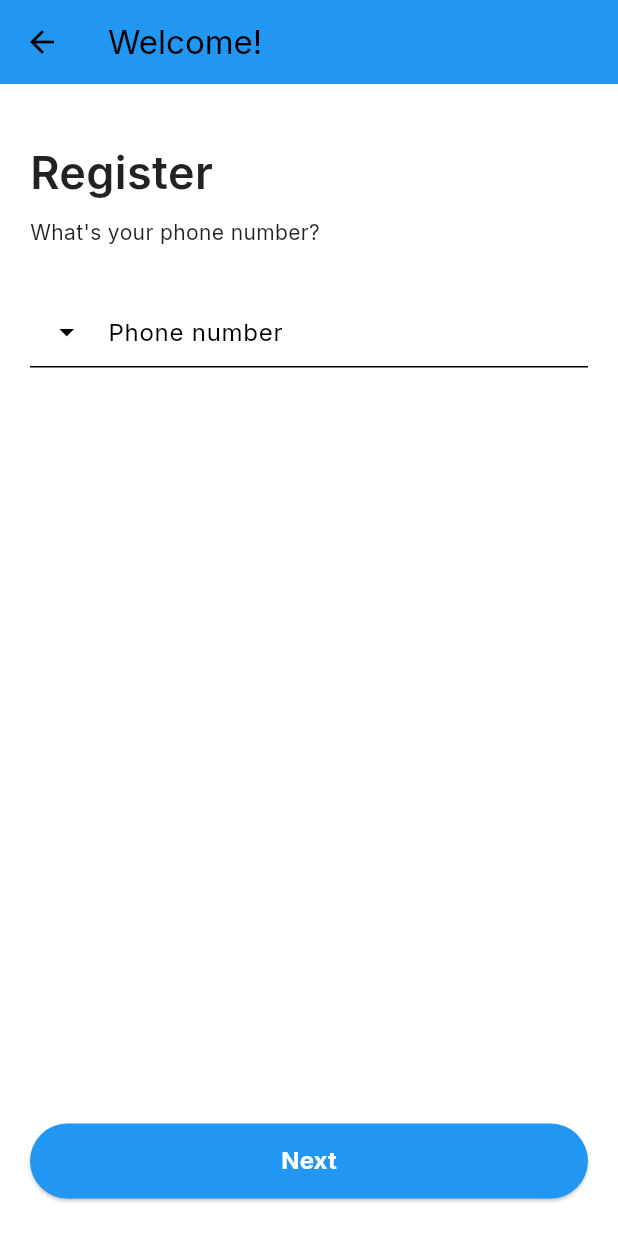
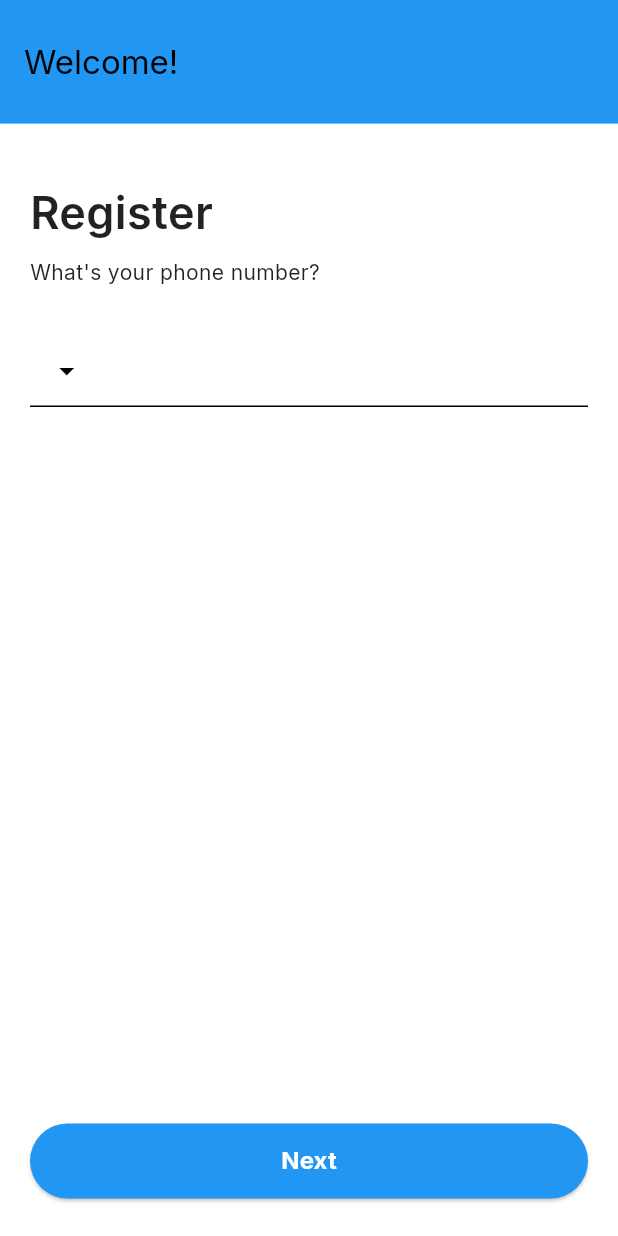
Before and after one commit to MuhammadSabah/M-Chat, a Flutter app: the screen it shows after launch, on a phone screen of 412 x 824 dp. Run offline on Flutter 3.47's test engine with Material 2 defaults, Android fonts, the phone set to English and light mode, and no system bars; drawn by our look-alikes of dynamic_color; our stand-ins replace bubble, country_picker, google_fonts.

```diff
--- a/lib/main.dart
+++ b/lib/main.dart
@@ -1,4 +1,3 @@
-// import 'package:dynamic_color/dynamic_color.dart';
 import 'package:dynamic_color/dynamic_color.dart';
 import 'package:final_chat_app/src/features/auth/screens/register_screen.dart';
 import 'package:final_chat_app/src/navigation/route_generator.dart';
--- a/lib/src/features/auth/screens/register_screen.dart
+++ b/lib/src/features/auth/screens/register_screen.dart
@@ -24,12 +24,14 @@ class _RegisterScreenState extends State<RegisterScreen> {
       },
       child: Scaffold(
         appBar: AppBar(
+          automaticallyImplyLeading: false,
+          toolbarHeight: appBarHeight,
           backgroundColor: Theme.of(context).colorScheme.secondaryContainer,
-          leading: IconButton(
-            onPressed: () {},
-            icon: const Icon(Icons.arrow_back),
+          title: Column(
+            children: [
+              const Text('Welcome!'),
+            ],
           ),
-          title: const Text('Welcome!'),
           centerTitle: false,
         ),
         body: SafeArea(
--- a/lib/src/features/auth/widgets/phone_number_form.dart
+++ b/lib/src/features/auth/widgets/phone_number_form.dart
@@ -79,7 +79,7 @@ class _PhoneNumberFormState extends State<PhoneNumberForm> {
             ),
             counterText: ' ',
             filled: true,
-            hintText: 'Phone number',
+            hintText: _country?.example,
           ),
         ),
       ),
--- a/lib/src/features/contacts/screens/contact_list_screen.dart
+++ b/lib/src/features/contacts/screens/contact_list_screen.dart
@@ -34,6 +34,7 @@ class _ContactListScreenState extends State<ContactListScreen> {
                         child: TextField(
                           textAlignVertical: TextAlignVertical.center,
                           decoration: InputDecoration(
+                            isCollapsed: true,
                             prefixIcon: const Icon(
                               Icons.menu,
                               color: Colors.black,
--- a/lib/src/features/group/screens/group_list_screen.dart
+++ b/lib/src/features/group/screens/group_list_screen.dart
@@ -9,6 +9,7 @@ class GroupListScreen extends StatelessWidget {
       appBar: AppBar(
         title: const Text("Groups"),
         centerTitle: true,
+        automaticallyImplyLeading: false,
       ),
       body: Column(
         mainAxisAlignment: MainAxisAlignment.start,
```
Also changed, not shown: lib/src/features/add_contact/screens/add_contact_screen.dart (+45 -1 lines), lib/src/features/chat/screens/chat_screen.dart (+12 -7 lines), pubspec.yaml (+7 -0 lines), pubspec.lock, 1 other file.
